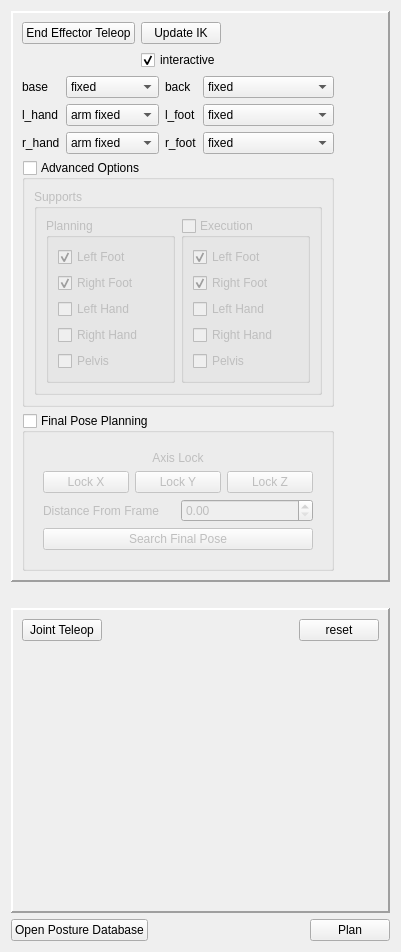
RobotLocomotion/director, file src/app/ddTeleopPanel.ui: the form before one commit.
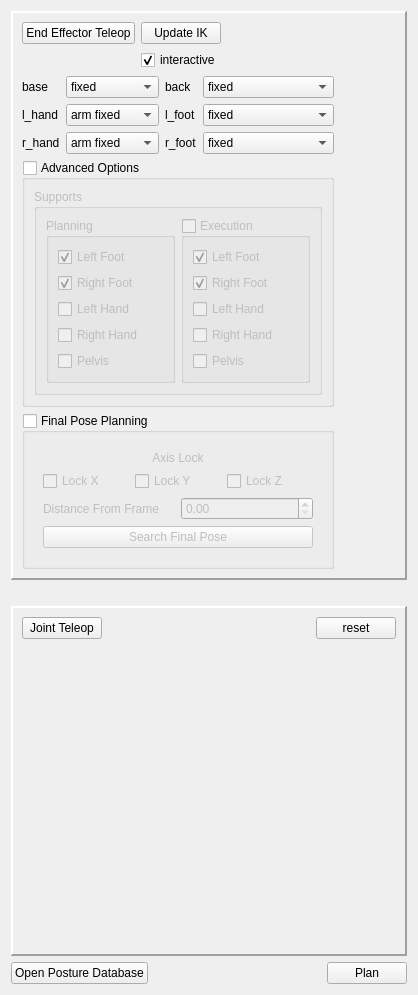
The form after the commit.

Commit message: changed lock buttons to checkBoxes

Diff of the .ui file:
```diff
--- a/src/app/ddTeleopPanel.ui
+++ b/src/app/ddTeleopPanel.ui
@@ -6,8 +6,8 @@
    <rect>
     <x>0</x>
     <y>0</y>
-    <width>401</width>
-    <height>952</height>
+    <width>418</width>
+    <height>995</height>
    </rect>
   </property>
   <property name="windowTitle">
@@ -423,7 +423,7 @@
             <item>
              <layout class="QHBoxLayout" name="horizontalLayout_3">
               <item>
-               <widget class="QPushButton" name="xLockButton">
+               <widget class="QCheckBox" name="xLockCheckbox">
                 <property name="text">
                  <string>Lock X</string>
                 </property>
@@ -433,7 +433,7 @@
                </widget>
               </item>
               <item>
-               <widget class="QPushButton" name="yLockButton">
+               <widget class="QCheckBox" name="yLockCheckbox">
                 <property name="text">
                  <string>Lock Y</string>
                 </property>
@@ -443,7 +443,7 @@
                </widget>
               </item>
               <item>
-               <widget class="QPushButton" name="zLockButton">
+               <widget class="QCheckBox" name="zLockCheckbox">
                 <property name="text">
                  <string>Lock Z</string>
                 </property>
```
The commit also changes 1 other file.
